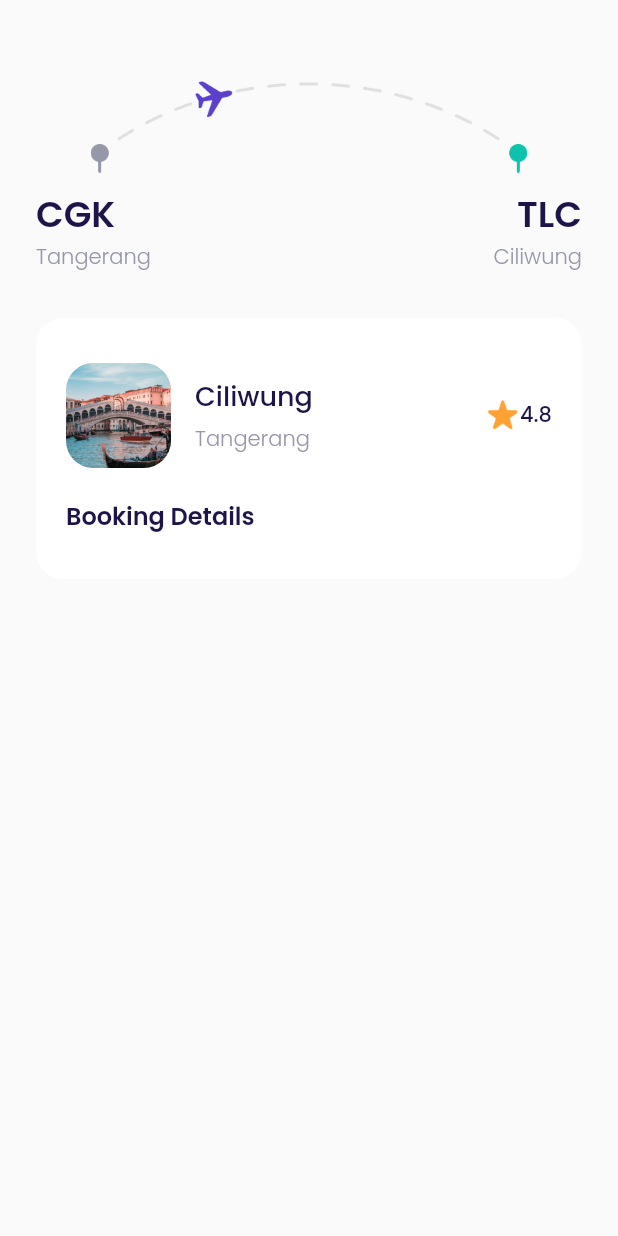
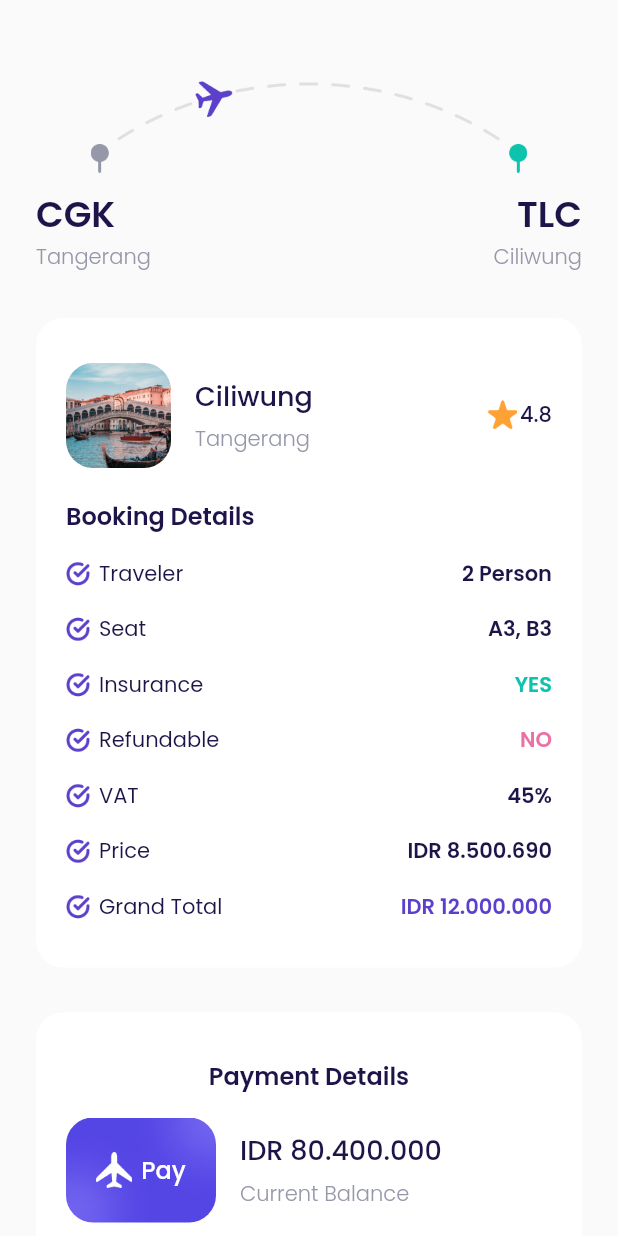
Before and after one commit to dzikrymh/flutter-airplane, a Flutter app: the CheckoutPage screen opened by its route, on a phone screen of 412 x 824 dp. Run offline on Flutter 3.47's test engine with Material 2 defaults, Android fonts, the phone set to English and light mode, and no system bars; our stand-ins replace google_fonts; missing offline and left inert: dart:html.

Commit message:
add checkout page

```diff
--- a/lib/ui/pages/checkout_page.dart
+++ b/lib/ui/pages/checkout_page.dart
@@ -1,3 +1,7 @@
+import 'dart:html';
+
+import 'package:airplane/ui/widgets/booking_detail_item.dart';
+import 'package:airplane/ui/widgets/custom_button.dart';
 import 'package:flutter/material.dart';
 import '../../shared/themes.dart';
 
@@ -163,7 +167,166 @@ class CheckoutPage extends StatelessWidget {
                 ),
               ),
             ),
+
+            // Booking details items
+            BookingDetailsItem(
+              title: 'Traveler',
+              value: '2 Person',
+              valueColor: kBlackColor,
+            ),
+            BookingDetailsItem(
+              title: 'Seat',
+              value: 'A3, B3',
+              valueColor: kBlackColor,
+            ),
+            BookingDetailsItem(
+              title: 'Insurance',
+              value: 'YES',
+              valueColor: kGreenColor,
+            ),
+            BookingDetailsItem(
+              title: 'Refundable',
+              value: 'NO',
+              valueColor: kRedColor,
+            ),
+            BookingDetailsItem(
+              title: 'VAT',
+              value: '45%',
+              valueColor: kBlackColor,
+            ),
+            BookingDetailsItem(
+              title: 'Price',
+              value: 'IDR 8.500.690',
+              valueColor: kBlackColor,
+            ),
+            BookingDetailsItem(
+              title: 'Grand Total',
+              value: 'IDR 12.000.000',
+              valueColor: kPrimaryColor,
+            ),
           ],
+        ),
+      );
+    }
+
+    Widget paymentDetails() {
+      return Container(
+        margin: EdgeInsets.only(top: 30),
+        padding: EdgeInsets.symmetric(
+          horizontal: 20,
+          vertical: 30,
+        ),
+        decoration: BoxDecoration(
+          borderRadius: BorderRadius.circular(18),
+          color: kWhiteColor,
+        ),
+        child: Column(
+          children: [
+            Text(
+              'Payment Details',
+              style: blackTextStyle.copyWith(
+                fontWeight: semiBold,
+                fontSize: 16,
+              ),
+            ),
+            Container(
+              margin: EdgeInsets.only(top: 16),
+              child: Row(
+                children: [
+                  Container(
+                    width: 100,
+                    height: 70,
+                    margin: EdgeInsets.only(right: 16),
+                    decoration: BoxDecoration(
+                      borderRadius: BorderRadius.circular(18),
+                      image: DecorationImage(
+                        fit: BoxFit.cover,
+                        image: AssetImage(
+                          'assets/image_card.png',
+                        ),
+                      ),
+                    ),
+                    child: Center(
+                      child: Row(
+                        mainAxisAlignment: MainAxisAlignment.center,
+                        children: [
+                          Container(
+                            width: 24,
+                            height: 24,
+                            margin: EdgeInsets.only(right: 6),
+                            decoration: BoxDecoration(
+                              image: DecorationImage(
+                                image: AssetImage(
+                                  'assets/icon_plane.png',
+                                ),
+                              ),
+                            ),
+                          ),
+                          Text(
+                            'Pay',
+                            style: whiteTextStyle.copyWith(
+                              fontSize: 16,
+                              fontWeight: medium,
+                            ),
+                          ),
+                        ],
+                      ),
+                    ),
+                  ),
+                  Expanded(
+                    child: Column(
+                      crossAxisAlignment: CrossAxisAlignment.start,
+                      children: [
+                        Text(
+                          'IDR 80.400.000',
+                          style: blackTextStyle.copyWith(
+                            fontSize: 18,
+                            fontWeight: medium,
+                          ),
+                          overflow: TextOverflow.ellipsis,
+                        ),
+                        SizedBox(
+                          height: 5,
+                        ),
+                        Text(
+                          'Current Balance',
+                          style: greyTextStyle.copyWith(
+                            fontWeight: light,
+                          ),
+                        ),
+                      ],
+                    ),
+                  ),
+                ],
+              ),
+            ),
+          ],
+        ),
+      );
+    }
+
+    Widget payNowButton() {
+      return CustomButton(
+        title: 'Pay Now',
+        onPresed: () {},
+        margin: EdgeInsets.only(top: 30),
+      );
+    }
+
+    Widget tacButton() {
+      return Container(
+        alignment: Alignment.center,
+        margin: EdgeInsets.only(
+          top: 30,
+          bottom: 30,
+        ),
+        child: Text(
+          "Terms and Conditions",
+          style: greyTextStyle.copyWith(
+            fontSize: 16,
+            fontWeight: light,
+            decoration: TextDecoration.underline,
+          ),
         ),
       );
     }
@@ -177,6 +340,8 @@ class CheckoutPage extends StatelessWidget {
         children: [
           header(),
           bookingDetails(),
+          paymentDetails(),
+          payNowButton(),
         ],
       ),
     );
--- /dev/null
+++ b/lib/ui/widgets/booking_detail_item.dart
@@ -0,0 +1,50 @@
+import 'package:airplane/shared/themes.dart';
+import 'package:flutter/material.dart';
+
+class BookingDetailsItem extends StatelessWidget {
+  final String title;
+  final String value;
+  final Color valueColor;
+
+  const BookingDetailsItem({
+    Key? key,
+    required this.title,
+    required this.value,
+    required this.valueColor,
+  }) : super(key: key);
+
+  @override
+  Widget build(BuildContext context) {
+    return Container(
+      margin: EdgeInsets.only(top: 16),
+      child: Row(
+        children: [
+          Container(
+            width: 16,
+            height: 16,
+            margin: EdgeInsets.only(right: 6),
+            decoration: BoxDecoration(
+              image: DecorationImage(
+                image: AssetImage(
+                  'assets/icon_check.png',
+                ),
+              ),
+            ),
+          ),
+          Text(
+            title,
+            style: blackTextStyle,
+          ),
+          Spacer(),
+          Text(
+            value,
+            style: blackTextStyle.copyWith(
+              fontWeight: semiBold,
+              color: valueColor,
+            ),
+          ),
+        ],
+      ),
+    );
+  }
+}
```
